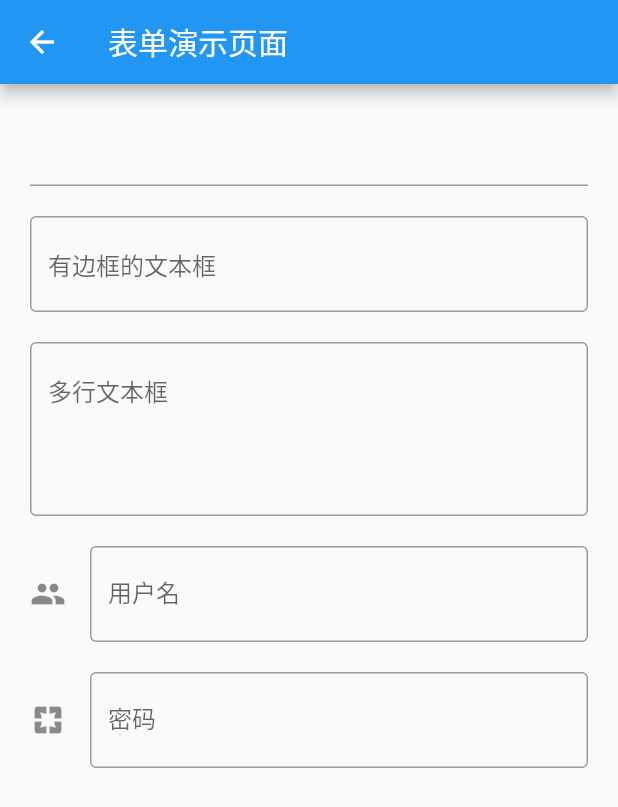
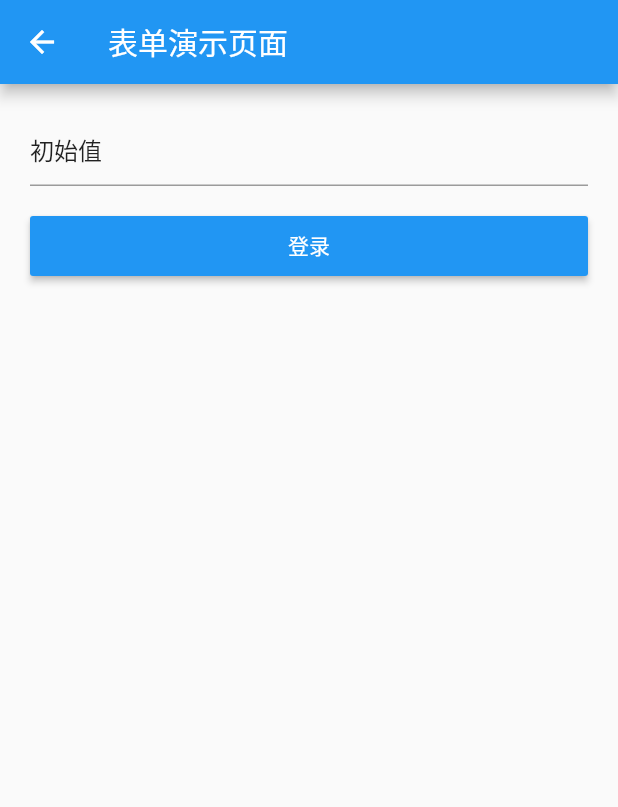
Before and after one commit to LFNHHHHH/Flutter-Study, a Flutter app: the screen it shows after launch, on a phone screen of 412 x 824 dp. Shown: the top 807 px of the screen. Run offline on Flutter 3.47's test engine with Material 2 defaults, Android fonts, the phone set to English and light mode, and no system bars.

Commit message:
获取表单内容

```diff
--- a/lib/pages/TextField.dart
+++ b/lib/pages/TextField.dart
@@ -8,6 +8,13 @@ class TextFieldDemoPage extends StatefulWidget {
 }
 
 class _TextFieldDemoPageState extends State<TextFieldDemoPage> {
+  var _username = new TextEditingController();
+  @override
+  void initState() {
+    super.initState();
+    _username.text = '初始值';
+  }
+
   @override
   Widget build(BuildContext context) {
     return Scaffold(
@@ -20,44 +27,22 @@ class _TextFieldDemoPageState extends State<TextFieldDemoPage> {
               padding: EdgeInsets.all(20),
               child: Column(
                 children: <Widget>[
-                  TextField(), // 默认文本框
-                  SizedBox(
-                    height: 20,
+                  TextField(
+                    decoration: InputDecoration(hintText: '请输入用户名'),
+                    controller: _username,
                   ),
-                  TextField(
-                    decoration: InputDecoration(
-                        hintText: '有边框的文本框', border: OutlineInputBorder()),
-                  ),
-                  SizedBox(
-                    height: 20,
-                  ),
-                  TextField(
-                    maxLines: 4,
-                    decoration: InputDecoration(
-                        hintText: '多行文本框', border: OutlineInputBorder()),
-                  ),
-                  SizedBox(
-                    height: 20,
-                  ),
-                  TextField(
-                    decoration: InputDecoration(
-                        hintText: '请输入用户名',
-                        labelText: '用户名',
-                        icon: Icon(Icons.people),
-                        border: OutlineInputBorder()),
-                  ),
-                  SizedBox(
-                    height: 20,
-                  ),
-                  TextField(
-                    obscureText: true,
-                    decoration: InputDecoration(
-                        hintText: '请输入密码框',
-                        labelText: '密码',
-                        icon: Icon(Icons.pages),
-                        // labelStyle: TextStyle(),
-                        border: OutlineInputBorder()),
-                  ),
+                  SizedBox(height: 20),
+                  Container(
+                    width: double.infinity,
+                    height: 40,
+                    child: RaisedButton(
+                        child: Text('登录'),
+                        color: Colors.blue,
+                        textColor: Colors.white,
+                        onPressed: () {
+                          print(_username.text);
+                        }),
+                  )
                 ],
               ),
             )
```
